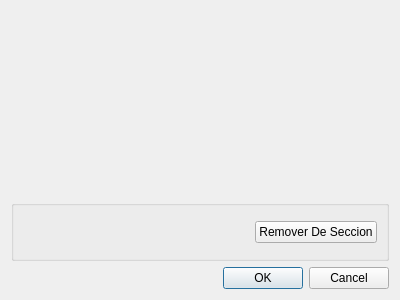
Before: the Qt Designer form src/ui/DialogRemoverEmpleadoDeSeccion2.ui in guilleurrutia10/division-transporte, drawn with Qt 5.
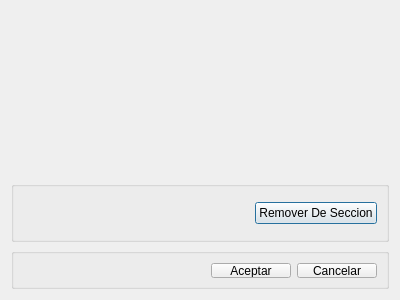
After: the same form once the commit is applied.

Commit message: modificaciones ui con group box parte 2

What changed in the file:
```diff
--- a/src/ui/DialogRemoverEmpleadoDeSeccion2.ui
+++ b/src/ui/DialogRemoverEmpleadoDeSeccion2.ui
@@ -53,10 +53,63 @@
     </widget>
    </item>
    <item>
-    <widget class="QDialogButtonBox" name="buttonBox">
-     <property name="standardButtons">
-      <set>QDialogButtonBox::Cancel|QDialogButtonBox::Ok</set>
+    <widget class="QGroupBox" name="groupBoxButtonBox">
+     <property name="minimumSize">
+      <size>
+       <width>271</width>
+       <height>41</height>
+      </size>
      </property>
+     <property name="maximumSize">
+      <size>
+       <width>16777215</width>
+       <height>41</height>
+      </size>
+     </property>
+     <property name="title">
+      <string/>
+     </property>
+     <layout class="QGridLayout" name="gridLayout_3">
+      <property name="leftMargin">
+       <number>9</number>
+      </property>
+      <property name="topMargin">
+       <number>9</number>
+      </property>
+      <property name="rightMargin">
+       <number>9</number>
+      </property>
+      <property name="bottomMargin">
+       <number>8</number>
+      </property>
+      <item row="0" column="1">
+       <widget class="QPushButton" name="pushButtonAceptar">
+        <property name="text">
+         <string>Aceptar</string>
+        </property>
+       </widget>
+      </item>
+      <item row="0" column="2">
+       <widget class="QPushButton" name="pushButtonCancelar">
+        <property name="text">
+         <string>Cancelar</string>
+        </property>
+       </widget>
+      </item>
+      <item row="0" column="0">
+       <spacer name="horizontalSpacer_3">
+        <property name="orientation">
+         <enum>Qt::Horizontal</enum>
+        </property>
+        <property name="sizeHint" stdset="0">
+         <size>
+          <width>40</width>
+          <height>20</height>
+         </size>
+        </property>
+       </spacer>
+      </item>
+     </layout>
     </widget>
    </item>
   </layout>
```
The commit also changes 28 other files.
